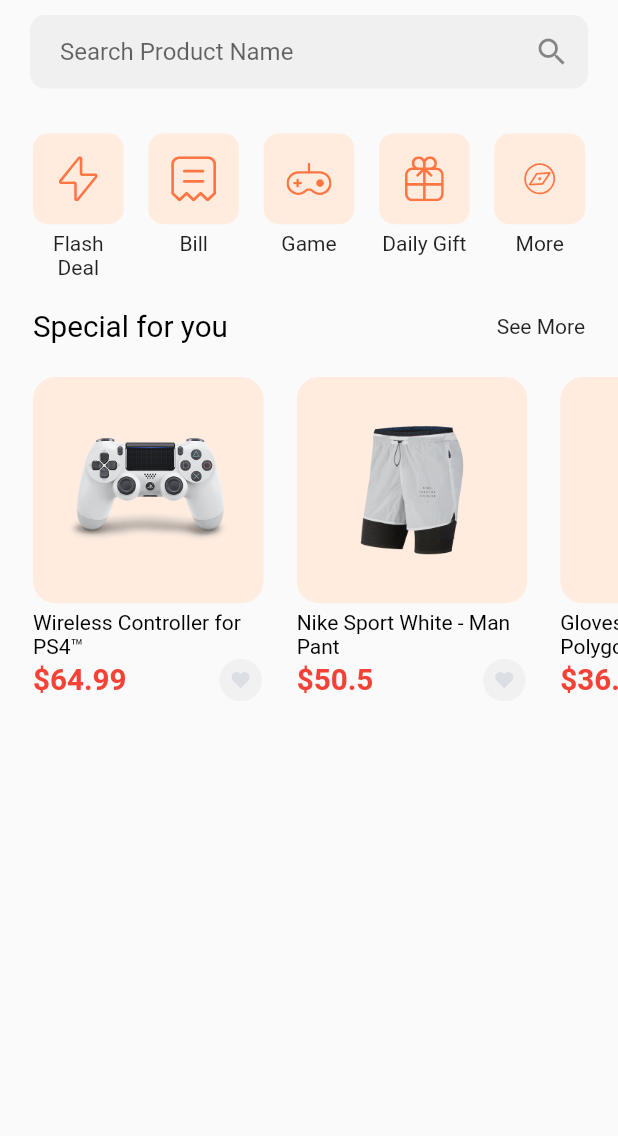
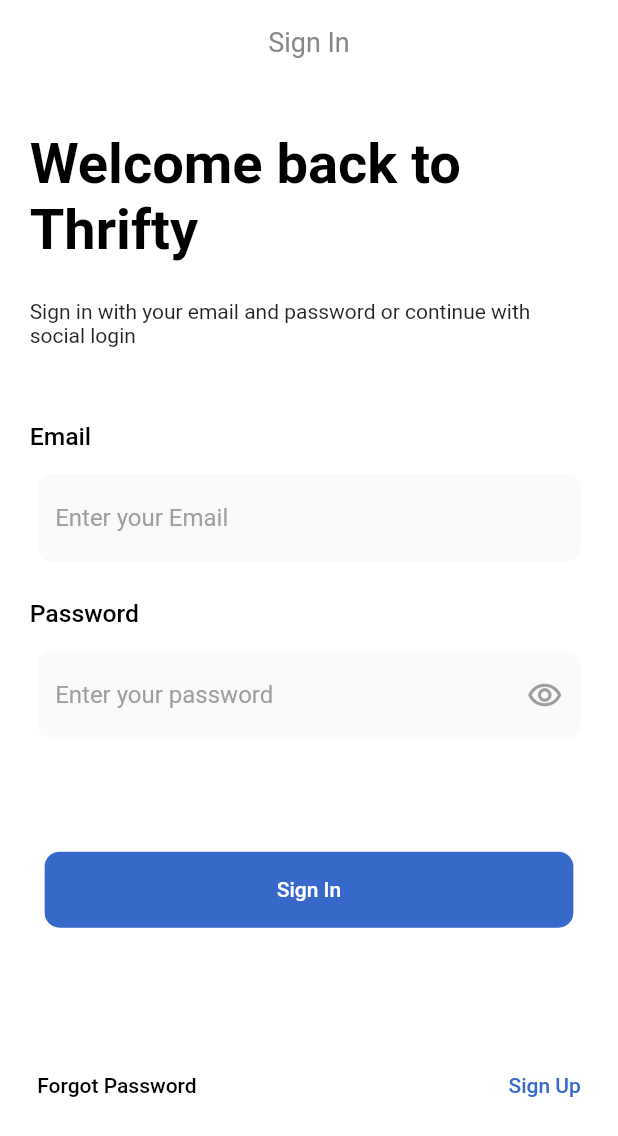
Before and after one commit to essaubaid/thrifty, a Flutter app: the screen it shows after launch, on a phone screen of 412 x 824 dp. Shown: the top 1136 px of the screen. Run offline on Flutter 3.47's test engine with Material 2 defaults, Android fonts, the phone set to English and light mode, and no system bars; our stand-ins replace flutter_svg.

Commit message:
SignIn Form Complete

```diff
--- /dev/null
+++ b/lib/components/default_button.dart
@@ -0,0 +1,33 @@
+import 'package:flutter/material.dart';
+import '../size_config.dart';
+
+class DefaultButton extends StatelessWidget {
+  const DefaultButton({
+    Key? key,
+    required this.text,
+    required this.press,
+  }) : super(key: key);
+
+  final String text;
+  final void Function()? press;
+
+  @override
+  Widget build(BuildContext context) {
+    return SizedBox(
+      width: double.infinity,
+      height: getProportionateScreenHeight(50),
+      child: TextButton(
+        style: TextButton.styleFrom(
+          backgroundColor: const Color(0xFF3669C9),
+          shape:
+              RoundedRectangleBorder(borderRadius: BorderRadius.circular(10.0)),
+        ),
+        onPressed: press,
+        child: Text(
+          text,
+          style: const TextStyle(color: Colors.white),
+        ),
+      ),
+    );
+  }
+}
--- a/lib/main.dart
+++ b/lib/main.dart
@@ -1,5 +1,7 @@
 import 'package:flutter/material.dart';
-import 'package:thrifty/screens/home/home_screen.dart';
+import 'package:thrifty/screens/sign_in/sign_in_screen.dart';
+
+import 'theme.dart';
 
 void main() {
   runApp(const MyApp());
@@ -13,20 +15,9 @@ class MyApp extends StatelessWidget {
   Widget build(BuildContext context) {
     return MaterialApp(
       title: 'Flutter Demo',
-      theme: ThemeData(
-        // This is the theme of your application.
-        //
-        // Try running your application with "flutter run". You'll see the
-        // application has a blue toolbar. Then, without quitting the app, try
-        // changing the primarySwatch below to Colors.green and then invoke
-        // "hot reload" (press "r" in the console where you ran "flutter run",
-        // or simply save your changes to "hot reload" in a Flutter IDE).
-        // Notice that the counter didn't reset back to zero; the application
-        // is not restarted.
-        primarySwatch: Colors.blue,
-      ),
+      theme: customTheme(),
       // home: const MyHomePage(title: 'Flutter Demo Home Page'),
-      home: const HomeScreen(),
+      home: const SignInScreen(),
     );
   }
 }
--- a/lib/screens/home/home_screen.dart
+++ b/lib/screens/home/home_screen.dart
@@ -1,6 +1,5 @@
 import 'package:flutter/material.dart';
 import 'package:thrifty/screens/home/components/body.dart';
-import 'package:thrifty/size_config.dart';
 
 class HomeScreen extends StatelessWidget {
   const HomeScreen({Key? key}) : super(key: key);
@@ -9,7 +8,6 @@ class HomeScreen extends StatelessWidget {
 
   @override
   Widget build(BuildContext context) {
-    SizeConfig().init(context);
     return const Scaffold(
       body: SafeArea(
         child: Body(),
--- /dev/null
+++ b/lib/screens/sign_in/components/body.dart
@@ -0,0 +1,56 @@
+import 'package:flutter/material.dart';
+import 'package:thrifty/size_config.dart';
+
+import 'forget_password_panel.dart';
+import 'sign_in_form.dart';
+
+class Body extends StatelessWidget {
+  const Body({super.key});
+
+  @override
+  Widget build(BuildContext context) {
+    double screenHeight = MediaQuery.of(context).size.height;
+    double appBarHeight = AppBar().preferredSize.height;
+    double verticalPadding = getProportionateScreenWidth(28);
+    double calculatedHeight =
+        screenHeight - appBarHeight - (2 * verticalPadding);
+
+    return SafeArea(
+      child: SingleChildScrollView(
+        child: Container(
+          height: calculatedHeight,
+          padding: EdgeInsets.symmetric(
+            horizontal: getProportionateScreenWidth(18),
+            vertical: verticalPadding,
+          ),
+          child: Column(
+            crossAxisAlignment: CrossAxisAlignment.start,
+            children: [
+              Text(
+                "Welcome back to Thrifty",
+                style: TextStyle(
+                  color: Colors.black,
+                  fontSize: getProportionateScreenWidth(34),
+                  fontWeight: FontWeight.bold,
+                ),
+              ),
+              const SizedBox(
+                height: 25,
+              ),
+              const Text(
+                "Sign in with your email and password or continue with social login",
+              ),
+              const SizedBox(height: 50.0),
+              const SignInForm(),
+              // const Spacer(),
+              const Expanded(child: SizedBox()),
+              ForgetPasswordPanel(
+                onPress: () {},
+              )
+            ],
+          ),
+        ),
+      ),
+    );
+  }
+}
--- /dev/null
+++ b/lib/screens/sign_in/components/forget_password_panel.dart
@@ -0,0 +1,42 @@
+import 'package:flutter/material.dart';
+
+class ForgetPasswordPanel extends StatelessWidget {
+  const ForgetPasswordPanel({
+    Key? key,
+    required this.onPress,
+  }) : super(key: key);
+
+  final void Function() onPress;
+
+  @override
+  Widget build(BuildContext context) {
+    return Padding(
+      padding: const EdgeInsets.symmetric(
+        // vertical: 10.0,
+        horizontal: 5.0,
+      ),
+      child: Row(
+        mainAxisAlignment: MainAxisAlignment.spaceBetween,
+        children: [
+          const Text(
+            'Forgot Password',
+            style: TextStyle(
+              color: Colors.black,
+              fontWeight: FontWeight.w500,
+            ),
+          ),
+          GestureDetector(
+            onTap: onPress,
+            child: const Text(
+              'Sign Up',
+              style: TextStyle(
+                color: Color(0xFF3669C9),
+                fontWeight: FontWeight.w500,
+              ),
+            ),
+          )
+        ],
+      ),
+    );
+  }
+}
--- /dev/null
+++ b/lib/screens/sign_in/components/sign_in_form.dart
@@ -0,0 +1,94 @@
+import 'package:flutter/material.dart';
+
+import '../../../components/default_button.dart';
+import '../../../size_config.dart';
+
+class SignInForm extends StatefulWidget {
+  const SignInForm({super.key});
+
+  @override
+  State<SignInForm> createState() => _SignInFormState();
+}
+
+class _SignInFormState extends State<SignInForm> {
+  final _formKey = GlobalKey<FormState>();
+  @override
+  Widget build(BuildContext context) {
+    return Form(
+      key: _formKey,
+      child: Column(
+        crossAxisAlignment: CrossAxisAlignment.start,
+        children: [
+          buildInputBox(
+            labelText: "Email",
+            hintText: "Enter your Email",
+          ),
+          const SizedBox(height: 25.0),
+          buildInputBox(
+            labelText: "Password",
+            hintText: "Enter your password",
+            suffixIcon: Icons.remove_red_eye_outlined,
+            isObscureText: true,
+          ),
+          const SizedBox(height: 75.0),
+          Container(
+            padding: const EdgeInsets.symmetric(horizontal: 10.0),
+            child: DefaultButton(
+              text: "Sign In",
+              press: () {},
+            ),
+          ),
+        ],
+      ),
+    );
+  }
+
+  Widget buildInputBox({
+    required String labelText,
+    required String hintText,
+    bool isObscureText = false,
+    IconData? suffixIcon,
+  }) {
+    return Column(
+      crossAxisAlignment: CrossAxisAlignment.start,
+      children: [
+        Text(
+          labelText,
+          style: TextStyle(
+            color: Colors.black,
+            fontSize: getProportionateScreenWidth(15),
+            fontWeight: FontWeight.w500,
+          ),
+        ),
+        const SizedBox(
+          height: 15,
+        ),
+        Padding(
+          padding: const EdgeInsets.symmetric(horizontal: 5.0),
+          child: TextFormField(
+            obscureText: isObscureText,
+            decoration: InputDecoration(
+              hintText: hintText,
+              suffixIcon: suffixIcon != null
+                  ? Icon(
+                      suffixIcon,
+                      color: Colors.grey[500],
+                    )
+                  : null,
+              hintStyle: TextStyle(
+                color: Colors.grey[500],
+              ),
+              filled: true, // Set to true to enable background color
+              fillColor: Colors.grey[50],
+              border: OutlineInputBorder(
+                borderSide: BorderSide.none, // Remove the border line
+                borderRadius: BorderRadius.circular(
+                    10.0), // Customize the border radius if desired
+              ),
+            ),
+          ),
+        ),
+      ],
+    );
+  }
+}
--- /dev/null
+++ b/lib/screens/sign_in/sign_in_screen.dart
@@ -0,0 +1,20 @@
+import 'package:flutter/material.dart';
+import '../../size_config.dart';
+import 'components/body.dart';
+
+class SignInScreen extends StatelessWidget {
+  const SignInScreen({Key? key}) : super(key: key);
+
+  static String routeName = "/sign_in";
+
+  @override
+  Widget build(BuildContext context) {
+    SizeConfig().init(context);
+    return Scaffold(
+      appBar: AppBar(
+        title: const Text("Sign In"),
+      ),
+      body: const Body(),
+    );
+  }
+}
--- /dev/null
+++ b/lib/theme.dart
@@ -0,0 +1,35 @@
+import 'package:flutter/material.dart';
+import 'package:flutter/services.dart';
+
+ThemeData customTheme() {
+  return ThemeData(
+    // This is the theme of your application.
+    //
+    // Try running your application with "flutter run". You'll see the
+    // application has a blue toolbar. Then, without quitting the app, try
+    // changing the primarySwatch below to Colors.green and then invoke
+    // "hot reload" (press "r" in the console where you ran "flutter run",
+    // or simply save your changes to "hot reload" in a Flutter IDE).
+    // Notice that the counter didn't reset back to zero; the application
+    // is not restarted.
+    primarySwatch: Colors.blue,
+    scaffoldBackgroundColor: Colors.white,
+    appBarTheme: appBarTheme(),
+  );
+}
+
+AppBarTheme appBarTheme() {
+  return const AppBarTheme(
+    color: Colors.white,
+    elevation: 0,
+    systemOverlayStyle: SystemUiOverlayStyle.light,
+    iconTheme: IconThemeData(
+      color: Colors.black,
+    ),
+    titleTextStyle: TextStyle(
+      color: Color(0xFF888888),
+      fontSize: 18.0,
+    ),
+    centerTitle: true,
+  );
+}
--- a/pubspec.yaml
+++ b/pubspec.yaml
@@ -36,6 +36,7 @@ dependencies:
   # Use with the CupertinoIcons class for iOS style icons.
   cupertino_icons: ^1.0.2
   flutter_svg: ^1.1.6
+  go_router: ^7.0.2
 
 dev_dependencies:
   flutter_test:
```
Also changed, not shown: pubspec.lock.
